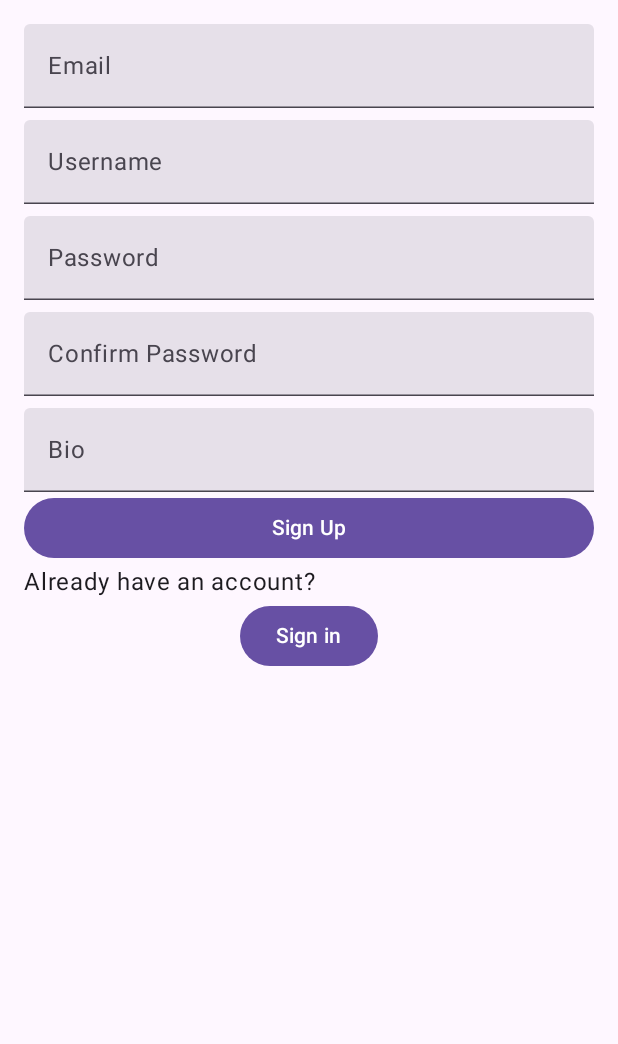
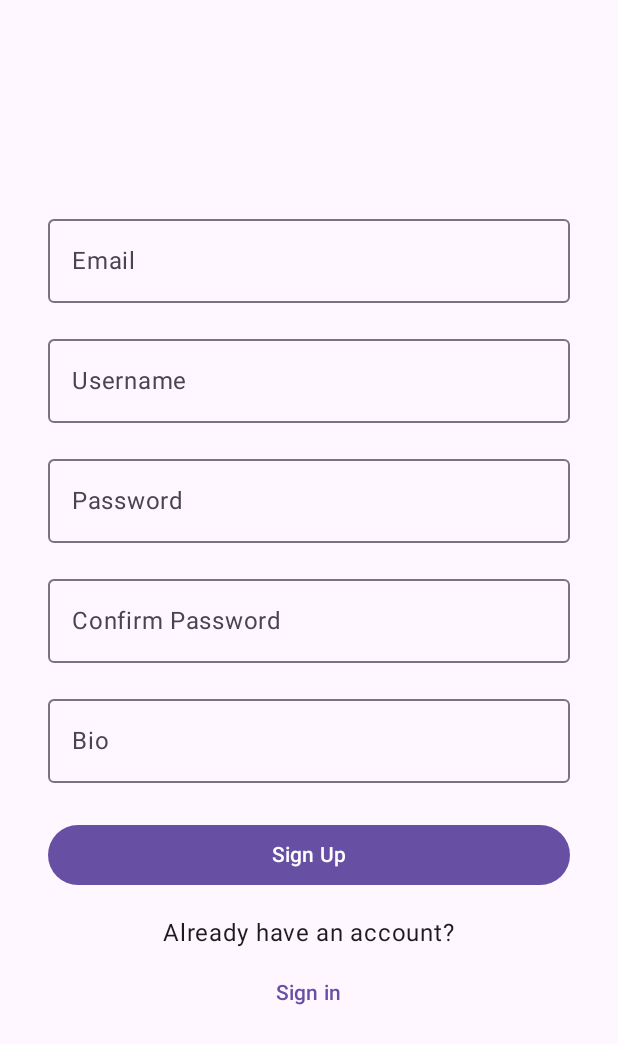
Before and after one commit to Leonardo-Notargiacomo/Flagger, an Android app built with Jetpack Compose: the screen it shows after launch (MainActivity), after a tap on "Sign up", on a phone screen of 412 x 824 dp. Shown: the top 1044 px of the screen. Run offline under Robolectric (Android 15) with nearby library versions, the phone set to English and light mode, and no system bars.

Commit message:
Centering of sign up and login

```diff
--- a/frontend/app/src/main/java/com/fontys/frontend/ui/views/Login.kt
+++ b/frontend/app/src/main/java/com/fontys/frontend/ui/views/Login.kt
@@ -1,12 +1,17 @@
 package com.fontys.frontend.ui.views
 
+import androidx.compose.foundation.layout.Arrangement
 import androidx.compose.foundation.layout.Column
+import androidx.compose.foundation.layout.Spacer
 import androidx.compose.foundation.layout.fillMaxSize
 import androidx.compose.foundation.layout.fillMaxWidth
+import androidx.compose.foundation.layout.height
 import androidx.compose.foundation.layout.padding
+import androidx.compose.foundation.layout.width
 import androidx.compose.material3.Button
 import androidx.compose.material3.OutlinedTextField
 import androidx.compose.material3.Text
+import androidx.compose.material3.TextButton
 import androidx.compose.runtime.Composable
 import androidx.compose.runtime.getValue
 import androidx.compose.runtime.mutableStateOf
@@ -29,32 +34,41 @@ fun LoginView(
     var password by remember { mutableStateOf("") }
 
     Column(
-        modifier = Modifier.fillMaxSize().padding(16.dp)
+        modifier = Modifier
+            .fillMaxSize()
+            .padding(32.dp),
+        horizontalAlignment = Alignment.CenterHorizontally,
+        verticalArrangement = Arrangement.Center
     ) {
         OutlinedTextField(
             value = email,
             onValueChange = { email = it },
-            modifier = Modifier.align(Alignment.CenterHorizontally).fillMaxWidth(),
+            modifier = Modifier.fillMaxWidth(),
             label = { Text("Email") }
         )
+
+        Spacer(modifier = Modifier.height(16.dp))
 
         OutlinedTextField(
             value = password,
             onValueChange = { password = it },
-            modifier = Modifier.align(Alignment.CenterHorizontally).fillMaxWidth().padding(top = 8.dp),
+            modifier = Modifier.fillMaxWidth(),
             label = { Text("Password") },
             visualTransformation = PasswordVisualTransformation()
         )
 
+        Spacer(modifier = Modifier.height(24.dp))
+
         Button(
             modifier = Modifier.fillMaxWidth(),
-            onClick = {viewModel.onLoginClick(email,password)}
+            onClick = { viewModel.onLoginClick(email, password) }
         ) {
             Text("Sign in")
         }
 
-        Button(
-            modifier = Modifier.align(Alignment.CenterHorizontally),
+        Spacer(modifier = Modifier.height(8.dp))
+
+        TextButton(
             onClick = { navController.navigate("registration") }
         ) {
             Text("Sign up")
--- a/frontend/app/src/main/java/com/fontys/frontend/ui/views/Registration.kt
+++ b/frontend/app/src/main/java/com/fontys/frontend/ui/views/Registration.kt
@@ -1,12 +1,19 @@
 package com.fontys.frontend.ui.views
 
+import androidx.compose.foundation.layout.Arrangement
 import androidx.compose.foundation.layout.Column
+import androidx.compose.foundation.layout.Spacer
 import androidx.compose.foundation.layout.fillMaxSize
 import androidx.compose.foundation.layout.fillMaxWidth
+import androidx.compose.foundation.layout.height
 import androidx.compose.foundation.layout.padding
+import androidx.compose.foundation.rememberScrollState
+import androidx.compose.foundation.verticalScroll
 import androidx.compose.material3.Button
+import androidx.compose.material3.MaterialTheme
+import androidx.compose.material3.OutlinedTextField
 import androidx.compose.material3.Text
-import androidx.compose.material3.TextField
+import androidx.compose.material3.TextButton
 import androidx.compose.runtime.Composable
 import androidx.compose.runtime.getValue
 import androidx.compose.runtime.mutableStateOf
@@ -40,43 +47,59 @@ fun RegistrationView(
 
 
     Column(
-        modifier = Modifier.fillMaxSize().padding(16.dp)
+        modifier = Modifier
+            .fillMaxSize()
+            .padding(32.dp)
+            .verticalScroll(rememberScrollState()),
+        horizontalAlignment = Alignment.CenterHorizontally,
+        verticalArrangement = Arrangement.Center
     ) {
-        TextField(
+        OutlinedTextField(
             value = email,
             onValueChange = { email = it },
-            modifier = Modifier.align(Alignment.CenterHorizontally).fillMaxWidth(),
+            modifier = Modifier.fillMaxWidth(),
             label = { Text("Email") }
         )
 
-        TextField(
+        Spacer(modifier = Modifier.height(16.dp))
+
+        OutlinedTextField(
             value = username,
             onValueChange = { username = it },
-            modifier = Modifier.align(Alignment.CenterHorizontally).fillMaxWidth().padding(top = 8.dp),
+            modifier = Modifier.fillMaxWidth(),
             label = { Text("Username") }
         )
 
-        TextField(
+        Spacer(modifier = Modifier.height(16.dp))
+
+        OutlinedTextField(
             value = password,
             onValueChange = { password = it },
-            modifier = Modifier.align(Alignment.CenterHorizontally).fillMaxWidth().padding(top = 8.dp),
+            modifier = Modifier.fillMaxWidth(),
             label = { Text("Password") },
             visualTransformation = PasswordVisualTransformation()
         )
 
-        TextField(
+        Spacer(modifier = Modifier.height(16.dp))
+
+        OutlinedTextField(
             value = confirmPassword,
             onValueChange = { confirmPassword = it },
-            modifier = Modifier.align(Alignment.CenterHorizontally).fillMaxWidth().padding(top = 8.dp),
+            modifier = Modifier.fillMaxWidth(),
             label = { Text("Confirm Password") },
             visualTransformation = PasswordVisualTransformation()
         )
-        TextField(
+
+        Spacer(modifier = Modifier.height(16.dp))
+
+        OutlinedTextField(
             value = bio,
             onValueChange = { bio = it },
-            modifier = Modifier.align(Alignment.CenterHorizontally).fillMaxWidth().padding(top = 8.dp),
+            modifier = Modifier.fillMaxWidth(),
             label = { Text("Bio") }
         )
+
+        Spacer(modifier = Modifier.height(24.dp))
 
         Button(
             modifier = Modifier.fillMaxWidth(),
@@ -97,13 +120,21 @@ fun RegistrationView(
         }
 
         if (errors){
-            Text("Passwords do not match")
+            Spacer(modifier = Modifier.height(8.dp))
+            Text(
+                text = "Passwords do not match",
+                color = MaterialTheme.colorScheme.error
+            )
         }
 
+        Spacer(modifier = Modifier.height(16.dp))
+
         Text("Already have an account?")
-        Button(
-            modifier = Modifier.align(Alignment.CenterHorizontally),
-            onClick = { navController.navigate("login")}
+
+        Spacer(modifier = Modifier.height(4.dp))
+
+        TextButton(
+            onClick = { navController.navigate("login") }
         ) {
             Text("Sign in")
         }
```
